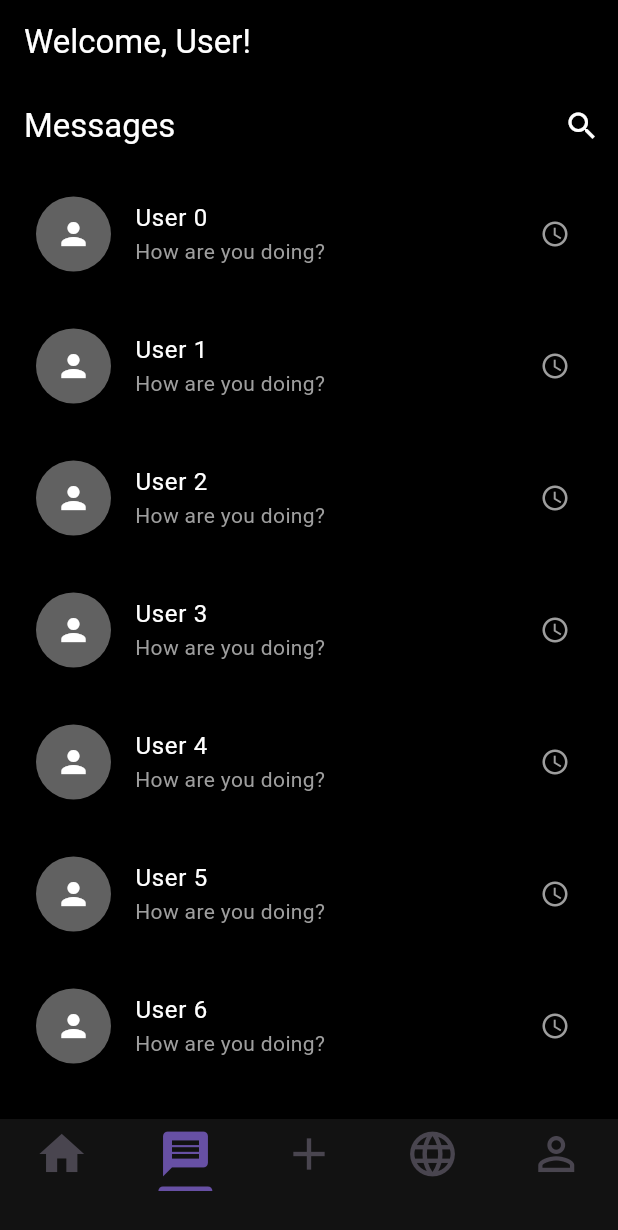
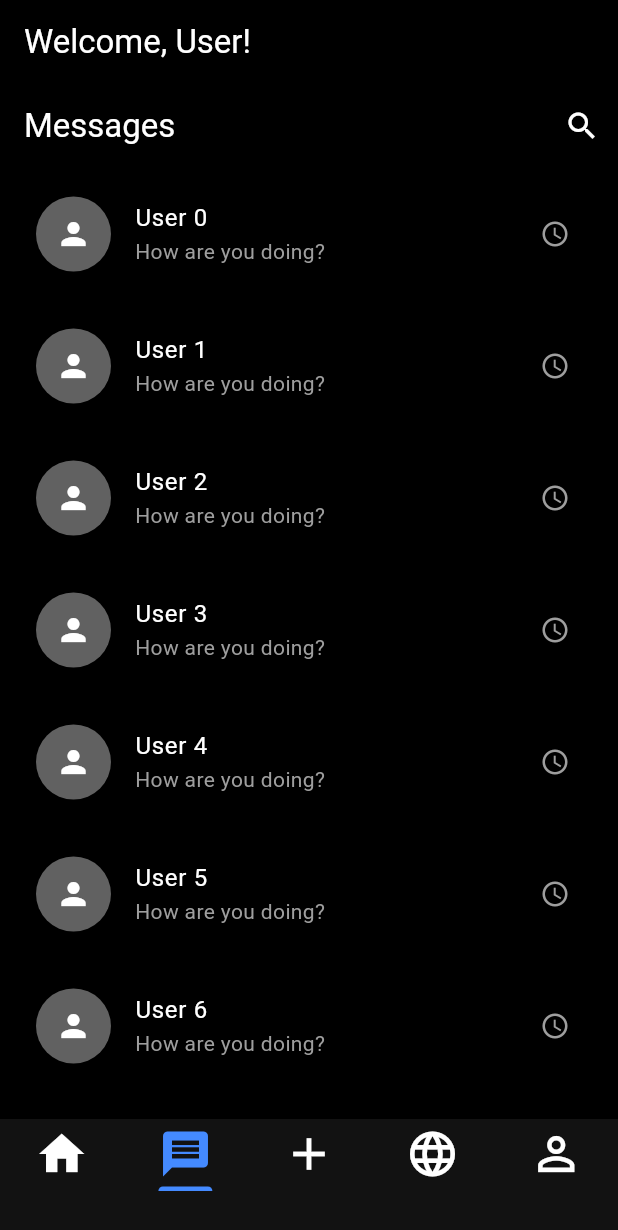
Before and after one commit to MysteryCoder456/maddata-2025, a Flutter app: the screen it shows once a user with an empty profile is signed in, item 2 of the bottom bar chosen, on a phone screen of 412 x 824 dp. Shown: the top 1230 px of the screen. Run offline on Flutter 3.47's test engine with Material 3 defaults, Android fonts, the phone set to English and light mode, and no system bars; our stand-ins replace flutter_dotenv, go_router, supabase_flutter; accounts and stored records are empty; network calls fail.

Commit message:
theme is blue

```diff
--- a/lib/home.dart
+++ b/lib/home.dart
@@ -24,6 +24,9 @@ class HomePage extends StatelessWidget {
           child: Padding(
             padding: const EdgeInsets.only(bottom: 30),
             child: const TabBar(
+              indicatorColor: Colors.blueAccent, // Color for the selected tab underline
+              labelColor: Colors.blueAccent, // Color for the selected icon
+              unselectedLabelColor: Colors.white, // Color for unselected icons
               dividerColor: Colors.transparent,
               tabs: [
                 Tab(
```
